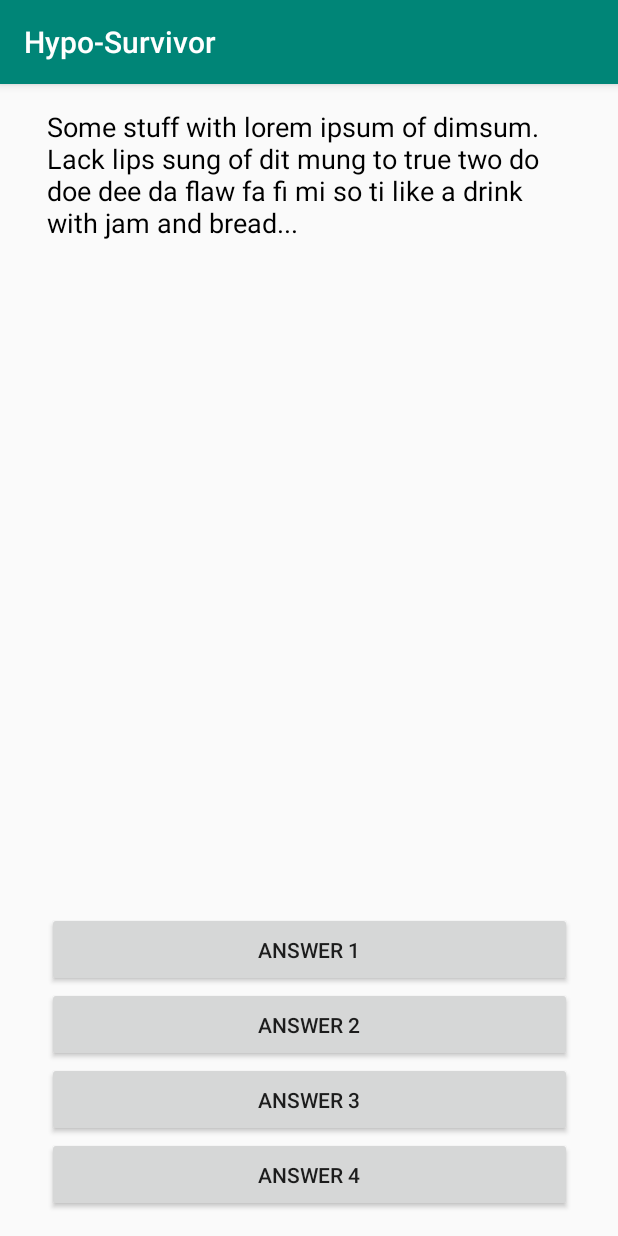
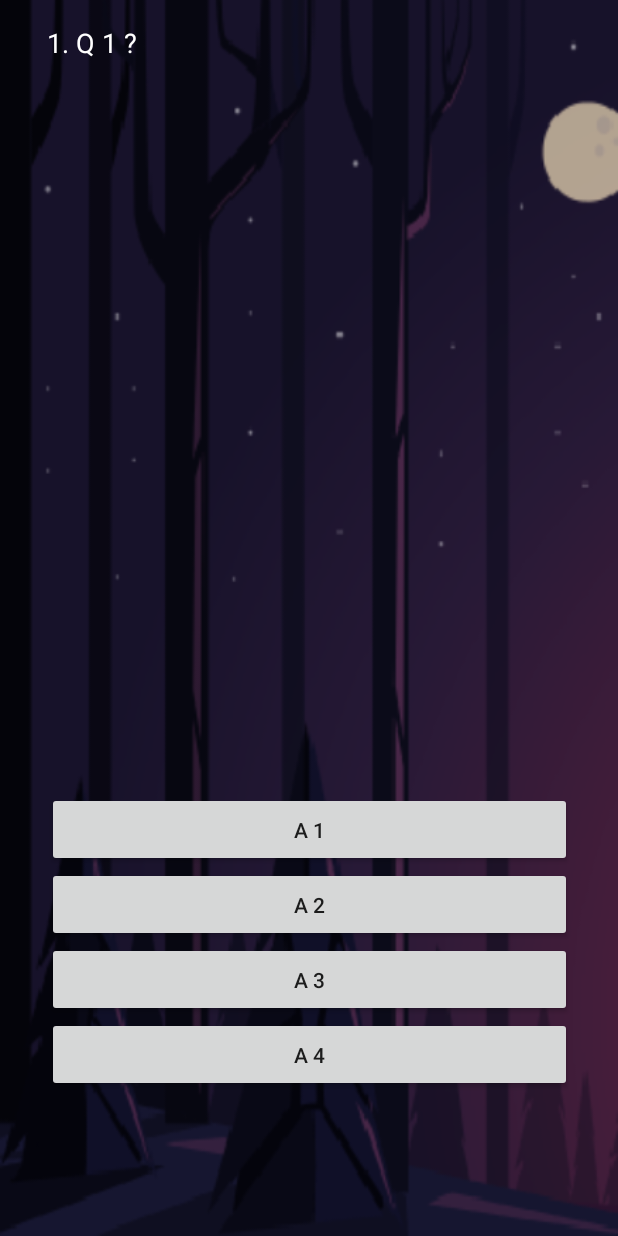
Before and after one commit to itc165-android-app-dev/HypoSurvivor, an Android app: the screen it shows after launch (QuestionActivity), after a tap on "START", on a phone screen of 412 x 824 dp. Run offline under Robolectric (Android 15) with nearby library versions, the phone set to English and light mode, and no system bars.

Commit message:
Integrating the Code for foundation and structure

```diff
--- a/app/src/main/AndroidManifest.xml
+++ b/app/src/main/AndroidManifest.xml
@@ -9,7 +9,7 @@
         android:label="@string/app_name"
         android:roundIcon="@mipmap/ic_launcher_round"
         android:supportsRtl="true"
-        android:theme="@style/AppTheme"
+        android:theme="@style/AppTheme.NoActionBar"
         tools:ignore="GoogleAppIndexingWarning">
         <activity android:name=".QuestionActivity" />
         <activity android:name=".MainActivity">
--- a/app/src/main/java/com/example/hypo_survivor/MainActivity.java
+++ b/app/src/main/java/com/example/hypo_survivor/MainActivity.java
@@ -14,13 +14,12 @@ public class MainActivity<string> extends AppCompatActivity implements TextView.
 
     //variables for username and start button
     private EditText userName;
-    private Button startButton;
 
     //SharedPreferences object to store username
     private SharedPreferences savedValues;
 
     //input data variables
-    private string uName;
+    private String uName;
 
     @Override
     protected void onCreate(Bundle savedInstanceState) {
@@ -29,7 +28,7 @@ public class MainActivity<string> extends AppCompatActivity implements TextView.
 
         //create references for variables
         userName = findViewById(R.id.userName);
-        startButton = findViewById(R.id.startButton);
+        Button startButton = findViewById(R.id.startButton);
 
         //create listeners
         userName.setOnEditorActionListener(this);
@@ -43,7 +42,7 @@ public class MainActivity<string> extends AppCompatActivity implements TextView.
     protected void onPause() {
         // Instance variables for onPause() method
         SharedPreferences.Editor editor = savedValues.edit();
-        editor.putString("uName", (String) uName);
+        editor.putString("uName", uName);
         editor.apply();
 
         super.onPause();
@@ -54,10 +53,10 @@ public class MainActivity<string> extends AppCompatActivity implements TextView.
         super.onResume();
 
         // Instance variables for onResume() method
-        uName = (string) savedValues.getString("uName", "");
+        uName = savedValues.getString(String.valueOf(userName), uName);
 
         // Set userName
-        userName.setText((String) uName);
+        userName.setText(uName);
     }
 
     @Override
--- /dev/null
+++ b/app/src/main/java/com/example/hypo_survivor/MyDataBaseHelper.java
@@ -0,0 +1,123 @@
+package com.example.hypo_survivor;
+
+import android.content.ContentValues;
+import android.content.Context;
+import android.database.Cursor;
+import android.database.sqlite.SQLiteDatabase;
+import android.database.sqlite.SQLiteOpenHelper;
+
+import java.util.ArrayList;
+import java.util.Collections;
+import java.util.List;
+
+// class to provide operations with database
+
+public class MyDataBaseHelper extends SQLiteOpenHelper {
+
+    // Database name
+    public static String DATABASE_QUESTION = "questionBank.db";
+    // Current version of database
+    private static final int DATABASE_VERSION = 1;
+    // Database table name
+    private static final String TABLE_QUESTION = "QuestionBank";
+    // All fields used in database table
+    private static final String KEY_ID = "id";
+    private static final String QUESTION = "question";
+    private static final String CHOICE1 = "choice1";
+    private static final String CHOICE2 = "choice2";
+    private static final String CHOICE3 = "choice3";
+    private static final String CHOICE4 = "choice4";
+    private static final String ANSWER = "answer";
+
+    // Question Table Create Query in this string
+    private static final String CREATE_TABLE_QUESTION = "CREATE TABLE "
+            + TABLE_QUESTION + "(" + KEY_ID
+            + " INTEGER PRIMARY KEY AUTOINCREMENT," + QUESTION + " TEXT,"
+            + CHOICE1 + " TEXT, " + CHOICE2 + " TEXT, " + CHOICE3 + " TEXT, "
+            + CHOICE4 + " TEXT, " + ANSWER + " TEXT);";
+
+    public MyDataBaseHelper(Context context) {
+        super(context, DATABASE_QUESTION, null, DATABASE_VERSION);
+    }
+
+    /**
+     * This method is called by system if the database is accessed but not yet
+     * created.
+     */
+    @Override
+    public void onCreate(SQLiteDatabase db) {
+        db.execSQL(CREATE_TABLE_QUESTION); // create question table
+    }
+
+    /**
+     * This method is called when any modifications in database are done like
+     * version is updated or database schema is changed
+     */
+    @Override
+    public void onUpgrade(SQLiteDatabase db, int oldVersion, int newVersion) {
+        db.execSQL("DROP TABLE IF EXISTS" + CREATE_TABLE_QUESTION); // drop table if exists
+        onCreate(db);
+    }
+
+    /**
+     * This method is used to add question detail in question Table
+     */
+    public long addInitialQuestion (Question question) {
+        SQLiteDatabase db = this.getWritableDatabase();
+        // Creating content values
+        ContentValues values = new ContentValues();
+        values.put(QUESTION, question.getQuestion());
+        values.put(CHOICE1, question.getChoice(0));
+        values.put(CHOICE2, question.getChoice(1));
+        values.put(CHOICE3,  question.getChoice(2));
+        values.put(CHOICE4,  question.getChoice(3));
+        values.put(ANSWER, question.getAnswer());
+        // insert row in question table
+        long insert = db.insert(TABLE_QUESTION, null, values);
+        return insert;
+    }
+
+
+
+    /**
+     * To extract data from database and save it Arraylist of data type
+     * Question
+     */
+    public List<Question> getAllQuestionsList() {
+        List<Question> questionArrayList = new ArrayList<>();
+        String selectQuery = "SELECT  * FROM " + TABLE_QUESTION;
+
+        SQLiteDatabase db = this.getReadableDatabase();
+        Cursor c = db.rawQuery(selectQuery, null);
+
+        // looping through all records and adding to the list
+        if (c.moveToFirst()) {
+            do {
+                Question question = new Question();
+
+                String questText= c.getString(c.getColumnIndex(QUESTION));
+                question.setQuestion(questText);
+
+                String choice1Text= c.getString(c.getColumnIndex(CHOICE1));
+                question.setChoice(0,choice1Text);
+
+                String choice2Text= c.getString(c.getColumnIndex(CHOICE2));
+                question.setChoice(1,choice2Text);
+
+                String choice3Text= c.getString(c.getColumnIndex(CHOICE3));
+                question.setChoice(2,choice3Text);
+
+                String choice4Text= c.getString(c.getColumnIndex(CHOICE4));
+                question.setChoice(3,choice4Text);
+
+                String answerText= c.getString(c.getColumnIndex(ANSWER));
+                question.setAnswer(answerText);
+
+                // adding to Questions list
+                questionArrayList.add(question);
+            } while (c.moveToNext());
+            Collections.shuffle(questionArrayList);
+        }
+        return questionArrayList;
+    }
+}
--- /dev/null
+++ b/app/src/main/java/com/example/hypo_survivor/Question.java
@@ -0,0 +1,46 @@
+package com.example.hypo_survivor;
+
+// class Question to describe on question for test:
+// question itself, multiple choices to answer, and correct answer
+public class Question {
+
+    private String question;
+    private String[] choice = new String[4];
+    private String answer;
+
+    public Question() {
+
+    }
+    public Question(String question, String[] choices, String answer) {
+        this.question = question;
+        this.choice[0] = choices[0];
+        this.choice[1] = choices[1];
+        this.choice[2] = choices[2];
+        this.choice[3] = choices[3];
+        this.answer = answer;
+    }
+
+    public String getQuestion() {
+        return question;
+    }
+
+    public String getChoice(int i) {
+        return choice[i];
+    }
+
+    public String getAnswer() {
+        return answer;
+    }
+
+    public void setAnswer(String answer) {
+        this.answer = answer;
+    }
+
+    public void setChoice(int i, String choice) {
+        this.choice[i] = choice;
+    }
+
+    public void setQuestion(String question) {
+        this.question = question;
+    }
+}
--- a/app/src/main/java/com/example/hypo_survivor/QuestionActivity.java
+++ b/app/src/main/java/com/example/hypo_survivor/QuestionActivity.java
@@ -1,13 +1,85 @@
 package com.example.hypo_survivor;
 
+import android.annotation.SuppressLint;
 import android.support.v7.app.AppCompatActivity;
 import android.os.Bundle;
+import android.view.View;
+import android.widget.Button;
+import android.widget.TextView;
+import android.widget.Toast;
 
+@SuppressLint("Registered")
 public class QuestionActivity extends AppCompatActivity {
+
+    private QuestionBank mQuestionLibrary = new QuestionBank();
+
+    // private TextView mScoreView;   // view for current total score
+    private TextView mQuestionView;  //current question to answer
+    private Button mButtonChoice1; // multiple choice 1 for mQuestionView
+    private Button mButtonChoice2; // multiple choice 2 for mQuestionView
+    private Button mButtonChoice3; // multiple choice 3 for mQuestionView
+    private Button mButtonChoice4; // multiple choice 4 for mQuestionView
+
+    private String mAnswer;  // correct answer for question in mQuestionView
+    // private int mScore = 0;  // current total score
+    private int mQuestionNumber = 0; // current question number
 
     @Override
     protected void onCreate(Bundle savedInstanceState) {
         super.onCreate(savedInstanceState);
         setContentView(R.layout.activity_question);
+        // setup screen for the first question with four alternative to answer
+        // mScoreView = (TextView)findViewById(R.id.score);
+        mQuestionView = findViewById(R.id.question);
+        mButtonChoice1 = findViewById(R.id.a1);
+        mButtonChoice2 = findViewById(R.id.a2);
+        mButtonChoice3 = findViewById(R.id.a3);
+        mButtonChoice4 = findViewById(R.id.a4);
+
+        mQuestionLibrary.initQuestions(getApplicationContext());
+        updateQuestion();
+        // show current total score for the user
+        // updateScore(mScore);
+    }
+
+    private void updateQuestion(){
+        // check if we are not outside array bounds for questions
+        if(mQuestionNumber<mQuestionLibrary.getLength() ){
+            // set the text for new question,
+            // and new 4 alternative to answer on four buttons
+            mQuestionView.setText(mQuestionLibrary.getQuestion(mQuestionNumber));
+            mButtonChoice1.setText(mQuestionLibrary.getChoice(mQuestionNumber, 1));
+            mButtonChoice2.setText(mQuestionLibrary.getChoice(mQuestionNumber, 2));
+            mButtonChoice3.setText(mQuestionLibrary.getChoice(mQuestionNumber, 3));
+            mButtonChoice4.setText(mQuestionLibrary.getChoice(mQuestionNumber,4));
+            mAnswer = mQuestionLibrary.getCorrectAnswer(mQuestionNumber);
+            mQuestionNumber++;
+        }
+        else {
+            Toast.makeText(QuestionActivity.this, "It was the last question!", Toast.LENGTH_SHORT).show();
+            //Intent intent = new Intent(QuizActivity.this, HighestScoreActivity.class);
+            // intent.putExtra("score", mScore); // pass the current score to the second screen
+            // startActivity(intent);
+        }
+    }
+
+    // show current total score for the user
+    //private void updateScore(int point) {
+    //     mScoreView.setText(""+mScore+"/"+mQuestionLibrary.getLength());
+    // }
+
+    public void onClick(View view) {
+        //all logic for all answers buttons in one method
+        Button answer = (Button) view;
+        // if the answer is correct, increase the score
+        if (answer.getText().equals(mAnswer)){
+            // mScore = mScore + 1;
+            Toast.makeText(QuestionActivity.this, "Correct!", Toast.LENGTH_SHORT).show();
+        }else
+            Toast.makeText(QuestionActivity.this, "Wrong!", Toast.LENGTH_SHORT).show();
+        // show current total score for the user
+        // updateScore(mScore);
+        // once user answer the question, we move on to the next one, if any
+        updateQuestion();
     }
 }
--- /dev/null
+++ b/app/src/main/java/com/example/hypo_survivor/QuestionBank.java
@@ -0,0 +1,61 @@
+package com.example.hypo_survivor;
+
+// This class contains a list of questions
+import android.content.Context;
+
+import com.example.hypo_survivor.MyDataBaseHelper;
+import com.example.hypo_survivor.Question;
+
+import java.util.ArrayList;
+import java.util.List;
+
+public class QuestionBank {
+
+    // declare list of Question objects
+    List<Question> list = new ArrayList<>();
+    MyDataBaseHelper myDataBaseHelper;
+
+    // method returns number of questions in list
+    public int getLength(){
+        return list.size();
+    }
+
+    // method returns question from list based on list index
+    public String getQuestion(int a) {
+        return list.get(a).getQuestion();
+    }
+
+    // method return a single multiple choice item for question based on list index,
+    // based on number of multiple choice item in the list - 1, 2, 3 or 4
+    // as an argument
+    public String getChoice(int index, int num) {
+        return list.get(index).getChoice(num-1);
+    }
+
+    //  method returns correct answer for the question based on list index
+    public String getCorrectAnswer(int a) {
+        return list.get(a).getAnswer();
+    }
+
+
+
+    public void initQuestions(Context context) {
+        myDataBaseHelper = new MyDataBaseHelper(context);
+        list = myDataBaseHelper.getAllQuestionsList();//get questions/choices/answers from database
+
+        if (list.isEmpty()) {//if list is empty, populate database with default questions/choices/answers
+            myDataBaseHelper.addInitialQuestion(new Question("1. Q 1 ?",
+                    new String[]{"A 1", "A 2", "A 3", "A 4"}, "A 4"));
+            myDataBaseHelper.addInitialQuestion(new Question("2. Q 2",
+                    new String[]{"A 1", "A 2", "A 3", "A 4"}, "A 2"));
+            myDataBaseHelper.addInitialQuestion(new Question("3. Q 3",
+                    new String[]{"A 1", "A 2", "A 3", "A 4"}, "A 2"));
+            myDataBaseHelper.addInitialQuestion(new Question("4. Q 4",
+                    new String[]{"A 1", "A 2", "A 3", "A 4"}, "A 1"));
+
+            list = myDataBaseHelper.getAllQuestionsList();//get list from database again
+
+        }
+    }
+
+}
--- a/app/src/main/res/layout/activity_main.xml
+++ b/app/src/main/res/layout/activity_main.xml
@@ -16,6 +16,7 @@
         android:layout_marginBottom="116dp"
         android:background="#005F03"
         android:clickable="true"
+        android:onClick="onClick"
         android:shadowColor="#020000"
         android:shadowDx="10"
         android:shadowDy="10"
@@ -27,49 +28,33 @@
         app:layout_constraintHorizontal_bias="0.498"
         app:layout_constraintStart_toStartOf="parent" />
 
-    <EditText
-        android:id="@+id/editText"
+    <TextView
+        android:id="@+id/textView8"
         android:layout_width="wrap_content"
         android:layout_height="wrap_content"
-        android:layout_marginStart="16dp"
-        android:layout_marginTop="16dp"
-        android:layout_marginEnd="16dp"
-        android:layout_marginBottom="16dp"
-        android:autoText="false"
-        android:ems="10"
+        android:layout_marginStart="8dp"
+        android:layout_marginTop="128dp"
+        android:layout_marginEnd="8dp"
         android:fontFamily="cursive"
-        android:gravity="center_horizontal"
-        android:inputType="textPersonName"
-        android:selectAllOnFocus="false"
-        android:shadowColor="#919191"
-        android:shadowDx="-20"
-        android:shadowDy="10"
         android:text="Hypo-Survivor"
         android:textColor="#FFFFFF"
-        android:textSize="72sp"
-        app:layout_constraintBottom_toTopOf="@+id/startButton"
+        android:textSize="65sp"
         app:layout_constraintEnd_toEndOf="parent"
         app:layout_constraintStart_toStartOf="parent"
-        app:layout_constraintTop_toTopOf="parent"
-        app:layout_constraintVertical_bias="0.25" />
+        app:layout_constraintTop_toTopOf="parent" />
 
     <EditText
         android:id="@+id/userName"
         android:layout_width="wrap_content"
         android:layout_height="40dp"
-        android:layout_marginStart="16dp"
-        android:layout_marginTop="16dp"
-        android:layout_marginEnd="16dp"
-        android:layout_marginBottom="16dp"
         android:background="@android:color/background_light"
         android:ems="10"
         android:hint="@string/user"
         android:inputType="textPersonName"
         android:textAppearance="@style/TextAppearance.AppCompat.Large"
-        android:textColor="#FFFFFF"
+        android:textColor="#000000"
         app:layout_constraintBottom_toTopOf="@+id/startButton"
         app:layout_constraintEnd_toEndOf="parent"
         app:layout_constraintStart_toStartOf="parent"
-        app:layout_constraintTop_toBottomOf="@+id/editText"
-        app:layout_constraintVertical_bias="0.3" />
+        app:layout_constraintTop_toBottomOf="@+id/textView8" />
 </android.support.constraint.ConstraintLayout>
--- a/app/src/main/res/layout/activity_question.xml
+++ b/app/src/main/res/layout/activity_question.xml
@@ -4,6 +4,7 @@
     xmlns:tools="http://schemas.android.com/tools"
     android:layout_width="match_parent"
     android:layout_height="match_parent"
+    android:background="@drawable/bg"
     tools:context=".QuestionActivity">
 
     <RadioGroup
@@ -11,11 +12,12 @@
         android:layout_width="350dp"
         android:layout_height="200dp"
         android:layout_marginStart="16dp"
+        android:layout_marginTop="16dp"
         android:layout_marginEnd="16dp"
-        android:layout_marginBottom="16dp"
         app:layout_constraintBottom_toBottomOf="parent"
         app:layout_constraintEnd_toEndOf="parent"
-        app:layout_constraintStart_toStartOf="parent">
+        app:layout_constraintStart_toStartOf="parent"
+        app:layout_constraintTop_toBottomOf="@+id/question">
 
         <Button
             android:id="@+id/a1"
@@ -47,20 +49,17 @@
     </RadioGroup>
 
     <TextView
-        android:id="@+id/textView"
+        android:id="@+id/question"
         android:layout_width="350dp"
         android:layout_height="400dp"
         android:layout_marginStart="16dp"
         android:layout_marginTop="16dp"
         android:layout_marginEnd="16dp"
-        android:layout_marginBottom="16dp"
         android:text="@string/questions"
-        android:textColor="#000000"
+        android:textColor="#FFFFFF"
         android:textSize="18sp"
-        app:layout_constraintBottom_toTopOf="@+id/buttonGroup"
         app:layout_constraintEnd_toEndOf="parent"
         app:layout_constraintStart_toStartOf="parent"
-        app:layout_constraintTop_toTopOf="parent"
-        app:layout_constraintVertical_bias="0.0" />
+        app:layout_constraintTop_toTopOf="parent" />
 
 </android.support.constraint.ConstraintLayout>
--- a/app/src/main/res/values/styles.xml
+++ b/app/src/main/res/values/styles.xml
@@ -1,7 +1,7 @@
 <resources>
 
     <!-- Base application theme. -->
-    <style name="AppTheme" parent="Theme.AppCompat.Light.DarkActionBar">
+    <style name="AppTheme" parent="Theme.AppCompat.Light.NoActionBar">
         <!-- Customize your theme here. -->
         <item name="colorPrimary">@color/colorPrimary</item>
         <item name="colorPrimaryDark">@color/colorPrimaryDark</item>
@@ -9,8 +9,8 @@
     </style>
 
     <style name="AppTheme.NoActionBar">
-        <item name="windowActionBar">false</item>
-        <item name="windowNoTitle">true</item>
+        <item name="android:windowActionBar">false</item>
+        <item name="android:windowNoTitle">true</item>
     </style>
 
     <style name="AppTheme.AppBarOverlay" parent="ThemeOverlay.AppCompat.Dark.ActionBar" />
```
Also changed, not shown: app/src/main/res/drawable/bg.png (added).
